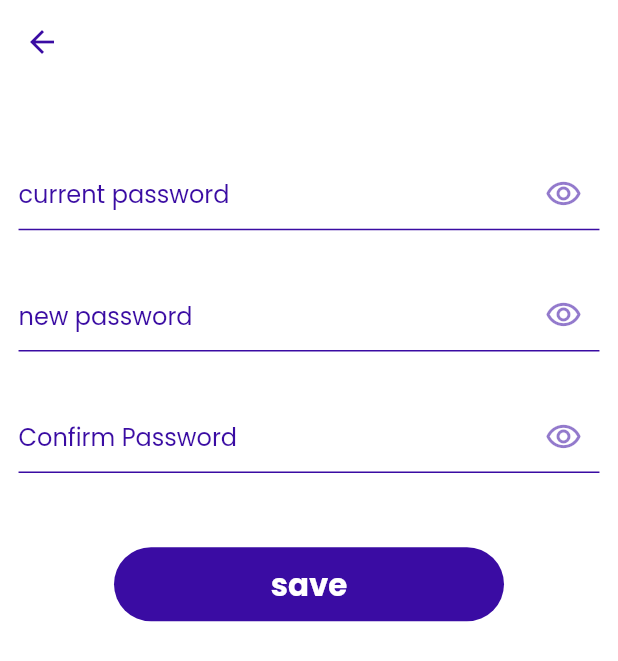
After one commit to nermeen841/travel, a Flutter app: the ChangePassword screen opened directly, on a phone screen of 412 x 824 dp. The commit adds this screen. Shown: the top 661 px of the screen. Run offline on Flutter 3.47's test engine with Material 2 defaults, Android fonts, the phone set to English and light mode, and no system bars; our stand-ins replace bloc, conditional_builder_null_safety, curved_navigation_bar, easy_localization, flutter_bloc, flutter_rating_bar and 5 more; missing offline and left inert: flutter_card_swipper, flutter_polyline_points; accounts and stored records are empty; network calls fail.

Commit message:
change password

```diff
--- /dev/null
+++ b/lib/presentation/screens/profile/change_password.dart
@@ -0,0 +1,185 @@
+import 'package:flutter/material.dart';
+import 'package:travel/constants/colors.dart';
+import 'package:easy_localization/easy_localization.dart';
+import '../../../constants/constants.dart';
+import '../../../generated/locale_keys.g.dart';
+import '../../widgets/login_form/login_form.dart';
+
+class ChangePassword extends StatefulWidget {
+  const ChangePassword({Key? key}) : super(key: key);
+
+  @override
+  State<ChangePassword> createState() => _ChangePasswordState();
+}
+
+class _ChangePasswordState extends State<ChangePassword> {
+  final formKey = GlobalKey<FormState>();
+  TextEditingController confirmNewPasswordController = TextEditingController();
+  TextEditingController newPasswordController = TextEditingController();
+  TextEditingController currentPasswordController = TextEditingController();
+  bool secureText = true;
+  bool secureText2 = true;
+  bool secureText3 = true;
+  @override
+  Widget build(BuildContext context) {
+    double h = MediaQuery.of(context).size.height;
+    double w = MediaQuery.of(context).size.width;
+    return Scaffold(
+      backgroundColor: Colors.white,
+      appBar: AppBar(
+        automaticallyImplyLeading: true,
+        elevation: 0.0,
+        iconTheme: IconThemeData(color: MyColors.mainColor),
+        backgroundColor: Colors.white,
+      ),
+      body: SingleChildScrollView(
+        child: Form(
+          key: formKey,
+          child: Padding(
+            padding:
+                EdgeInsets.symmetric(horizontal: w * 0.03, vertical: h * 0.03),
+            child: Column(
+              crossAxisAlignment: CrossAxisAlignment.center,
+              mainAxisAlignment: MainAxisAlignment.center,
+              children: [
+                SizedBox(
+                  height: h * 0.03,
+                ),
+                textFormField(
+                  hintText: "current password",
+                  controller: newPasswordController,
+                  obscureText: secureText,
+                  validator: (val) {
+                    if (val!.length < 8) {
+                      return "passord must be at least 8 charachters";
+                    }
+                    return null;
+                  },
+                  suffixIcon: (secureText)
+                      ? InkWell(
+                          onTap: () {
+                            setState(() {
+                              secureText = false;
+                            });
+                          },
+                          child: Icon(
+                            Icons.visibility_outlined,
+                            color: const Color(0xff3A0CA3).withOpacity(0.55),
+                            size: 25,
+                          ),
+                        )
+                      : InkWell(
+                          onTap: () {
+                            setState(() {
+                              secureText = true;
+                            });
+                          },
+                          child: Icon(
+                            Icons.visibility_off_outlined,
+                            color: const Color(0xff3A0CA3).withOpacity(0.55),
+                            size: 25,
+                          ),
+                        ),
+                ),
+                SizedBox(
+                  height: h * 0.04,
+                ),
+                textFormField(
+                  hintText: "new password",
+                  controller: newPasswordController,
+                  obscureText: secureText,
+                  validator: (val) {
+                    if (val!.length < 8) {
+                      return "passord must be at least 8 charachters";
+                    }
+                    return null;
+                  },
+                  suffixIcon: (secureText2)
+                      ? InkWell(
+                          onTap: () {
+                            setState(() {
+                              secureText2 = false;
+                            });
+                          },
+                          child: Icon(
+                            Icons.visibility_outlined,
+                            color: const Color(0xff3A0CA3).withOpacity(0.55),
+                            size: 25,
+                          ),
+                        )
+                      : InkWell(
+                          onTap: () {
+                            setState(() {
+                              secureText2 = true;
+                            });
+                          },
+                          child: Icon(
+                            Icons.visibility_off_outlined,
+                            color: const Color(0xff3A0CA3).withOpacity(0.55),
+                            size: 25,
+                          ),
+                        ),
+                ),
+                SizedBox(
+                  height: h * 0.04,
+                ),
+                textFormField(
+                  hintText: LocaleKeys.Confirm_Password.tr(),
+                  controller: confirmNewPasswordController,
+                  obscureText: secureText3,
+                  validator: (val) {
+                    if (val!.length < 8) {
+                      return "passord must be at least 8 charachters";
+                    } else if (newPasswordController.text !=
+                        confirmNewPasswordController.text) {
+                      return "password not match";
+                    }
+                    return null;
+                  },
+                  suffixIcon: (secureText3)
+                      ? InkWell(
+                          onTap: () {
+                            setState(() {
+                              secureText3 = false;
+                            });
+                          },
+                          child: Icon(
+                            Icons.visibility_outlined,
+                            color: const Color(0xff3A0CA3).withOpacity(0.55),
+                            size: 25,
+                          ),
+                        )
+                      : InkWell(
+                          onTap: () {
+                            setState(() {
+                              secureText3 = true;
+                            });
+                          },
+                          child: Icon(
+                            Icons.visibility_off_outlined,
+                            color: const Color(0xff3A0CA3).withOpacity(0.55),
+                            size: 25,
+                          ),
+                        ),
+                ),
+                SizedBox(
+                  height: h * 0.06,
+                ),
+                defaultButton(
+                  margin: EdgeInsets.symmetric(horizontal: w * 0.13),
+                  title: "save",
+                  onPressed: () {},
+                  fontSize: w * 0.05,
+                  height: h * 0.06,
+                  width: 260,
+                  color: const Color(0xff3A0CA3),
+                  textColor: Colors.white,
+                ),
+              ],
+            ),
+          ),
+        ),
+      ),
+    );
+  }
+}
```
Also changed, not shown: lib/business_logic/auth_cubit/authenticationcubit_cubit.dart (+64 -0 lines), lib/presentation/screens/profile/user_profile.dart (+25 -0 lines).
